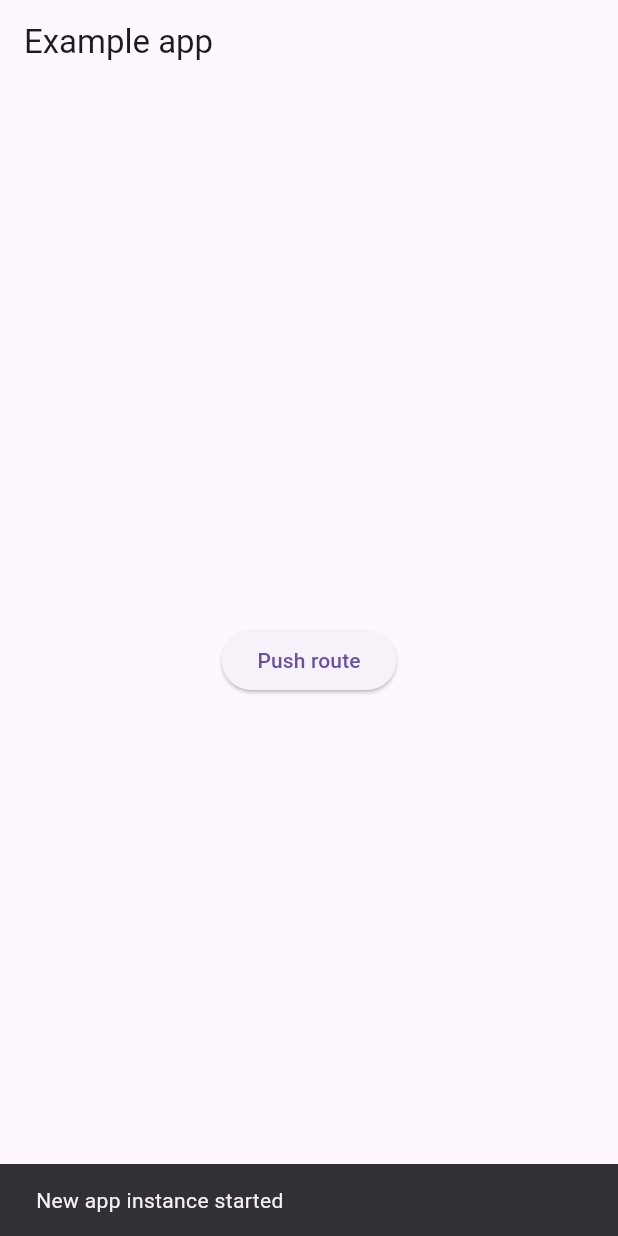
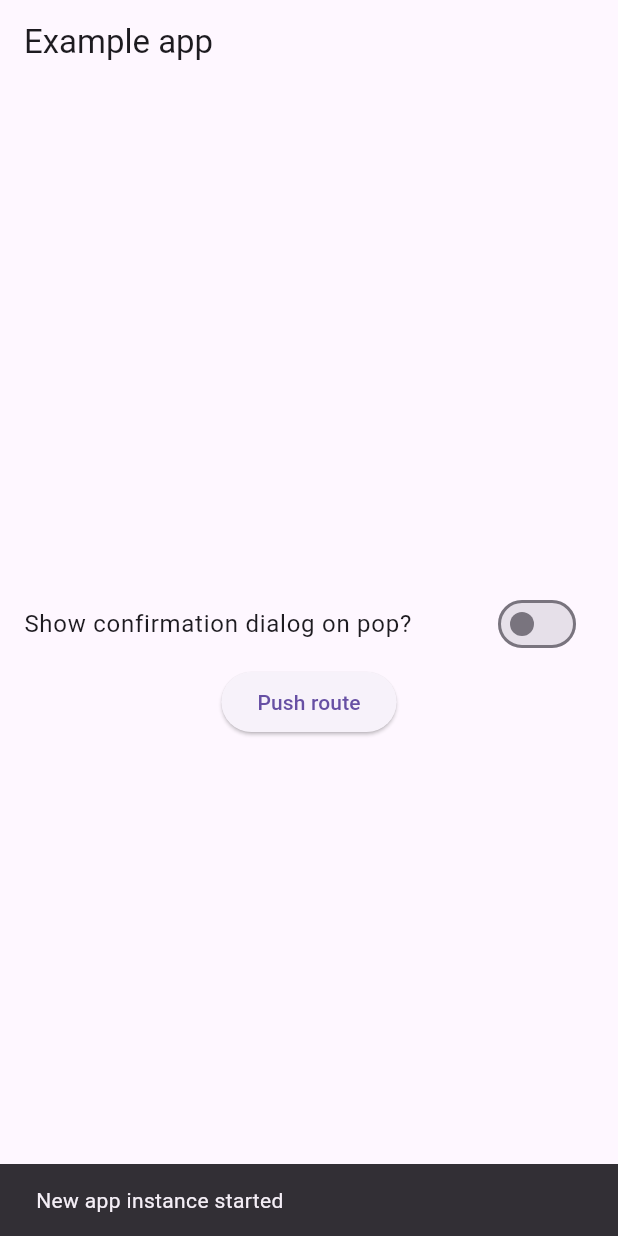
Before and after one commit to JonathanPeterCole/flutter-system-back-confirmation, a Flutter app: the first screen one second after launch, on a phone screen of 412 x 824 dp. Run offline on Flutter 3.47's test engine with Material 3 defaults, Android fonts, the phone set to English and light mode, and no system bars; our stand-ins replace plugin_platform_interface.

Commit message:
Update demo page

```diff
--- a/example/lib/src/demo_page.dart
+++ b/example/lib/src/demo_page.dart
@@ -1,22 +1,71 @@
 import 'package:flutter/material.dart';
+import 'package:system_back_confirmation/system_back_confirmation.dart';
 
-class DemoPage extends StatelessWidget {
+class DemoPage extends StatefulWidget {
   const DemoPage({super.key});
 
   @override
+  State<DemoPage> createState() => _DemoPageState();
+}
+
+class _DemoPageState extends State<DemoPage> {
+  bool _canPop = true;
+
+  void onPopBlocked(BuildContext context) {
+    showDialog<void>(
+      context: context,
+      builder: (_) => AlertDialog(
+        title: const Text('Are you sure?'),
+        content: const Text(
+          'If you leave this page, your progress will be lost.',
+        ),
+        actions: <Widget>[
+          TextButton(
+            child: const Text('Leave'),
+            onPressed: () {
+              Navigator.pop(context);
+              popRouteOrExit(context);
+            },
+          ),
+          TextButton(
+            child: const Text('Stay'),
+            onPressed: () {
+              Navigator.pop(context);
+            },
+          ),
+        ],
+      ),
+    );
+  }
+
+  @override
   Widget build(BuildContext context) {
-    return Scaffold(
+    return PopScopeConfirmation(
+      canPop: _canPop,
+      onPopBlocked: () => onPopBlocked(context),
+      child: Scaffold(
         appBar: AppBar(
           title: const Text('Example app'),
         ),
-      body: Center(
-        child: ElevatedButton(
+        body: SafeArea(
+          child: Column(
+            mainAxisAlignment: MainAxisAlignment.center,
+            children: [
+              SwitchListTile.adaptive(
+                value: !_canPop,
+                onChanged: (value) => setState(() => _canPop = !value),
+                title: const Text('Show confirmation dialog on pop?'),
+              ),
+              ElevatedButton(
                 child: const Text('Push route'),
                 onPressed: () => Navigator.push(
                   context,
                   MaterialPageRoute(builder: (_) => const DemoPage()),
                 ),
               ),
+            ],
+          ),
+        ),
       ),
     );
   }
```
Lines whose indentation alone changed are shown as unchanged.
